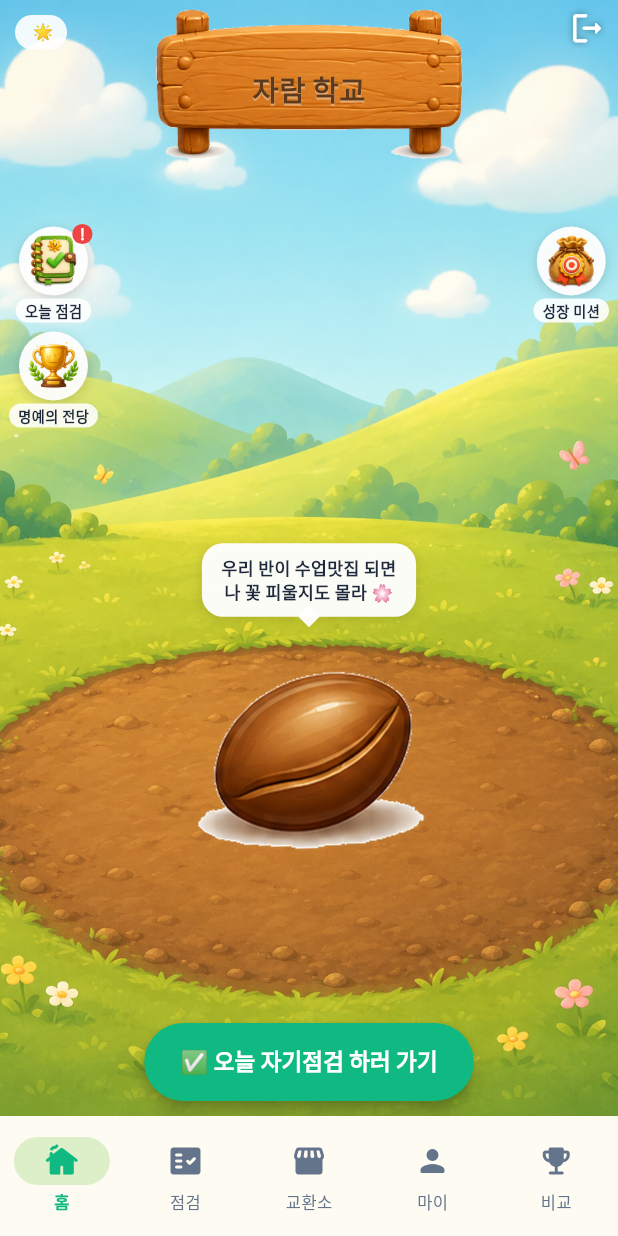
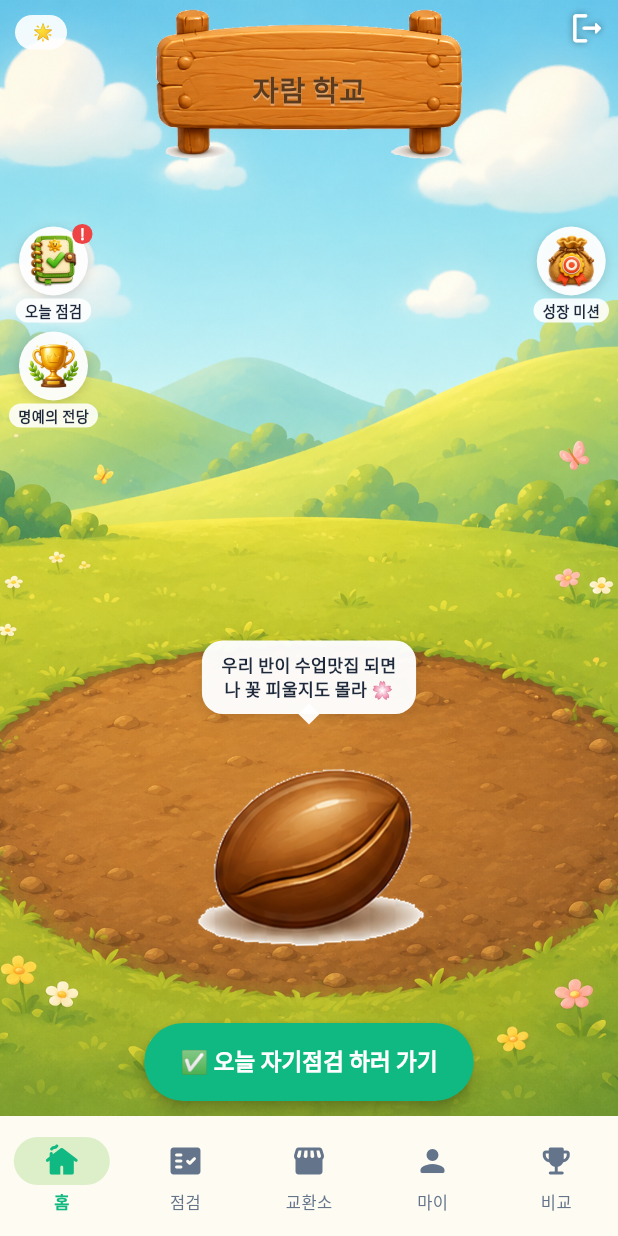
Before and after one commit to CDragon-G/chungam-swpbs-app, a Flutter app: the screen it shows once a user with an empty profile is signed in, on a phone screen of 412 x 824 dp. Run offline on Flutter 3.47's test engine with Material 3 defaults, Android fonts, the phone set to English and light mode, and no system bars; our stand-ins replace firebase_core, firebase_messaging, fl_chart, flutter_dotenv, flutter_local_notifications, flutter_riverpod and 6 more; accounts and stored records are empty; network calls fail.

Commit message:
fix: 홈 화면 식물·진행바 하단 고정으로 밸런스 조정 (하단 여백 제거)
Co-Authored-By: Claude Fable 5 <noreply@anthropic.com>

```diff
--- a/lib/features/student/presentation/student_home_screen.dart
+++ b/lib/features/student/presentation/student_home_screen.dart
@@ -211,9 +211,11 @@ class _StudentHomeScreenState extends ConsumerState<StudentHomeScreen> {
             ),
           ),
 
-          // ── 중앙: 말풍선 + 식물 + 진행바 ──
-          Align(
-            alignment: const Alignment(0, 0.44),
+          // ── 하단 고정: 말풍선 + 식물 + 진행바 (CTA 바로 위) ──
+          Positioned(
+            left: 0,
+            right: 0,
+            bottom: 76,
             child: GestureDetector(
               onTap: growth == null
                   ? null
```
Also changed, not shown: lib/features/teacher/presentation/teacher_home_screen.dart (+5 -3 lines).
